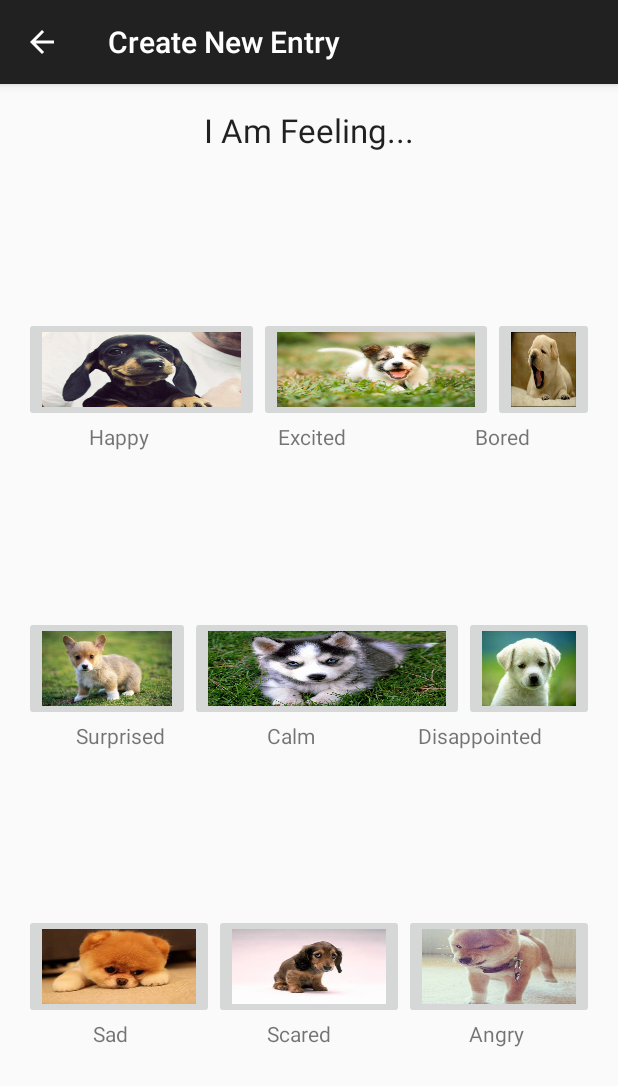
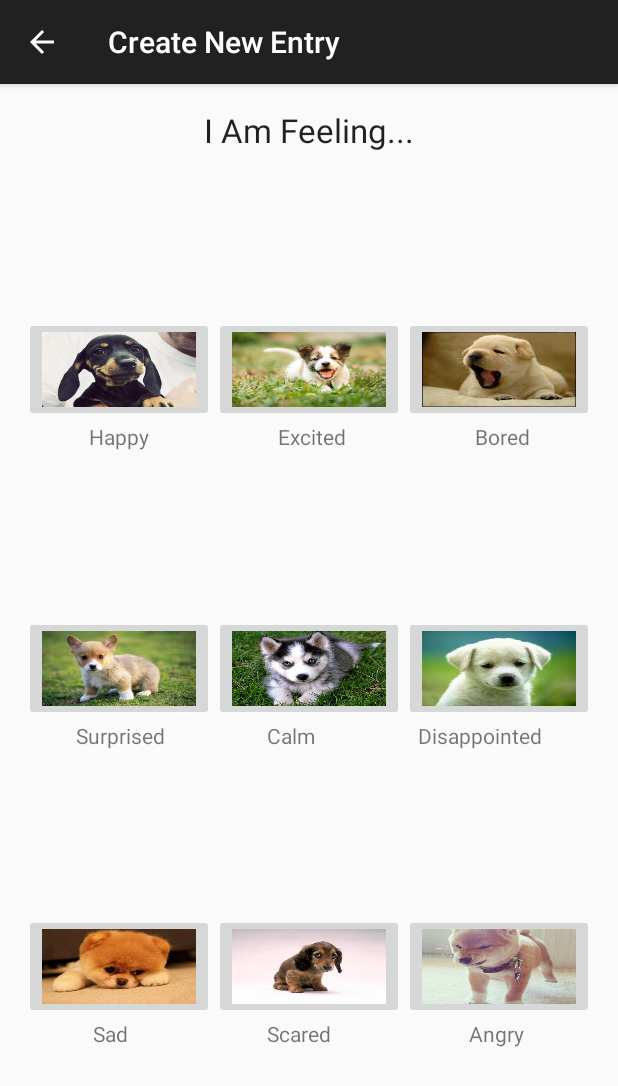
Before and after one commit to Truckle12/FeelingsDiary, an Android app: the FeelingEntryActivity screen opened directly, with no data from a screen before it, on a phone screen of 412 x 824 dp. Shown: the top 1086 px of the screen. Run offline under Robolectric (Android 15) with nearby library versions, the phone set to English and light mode, and no system bars.

Commit message:
hopefully fixed feelings entry layout. fixed so correct image appears with corresponding mood

```diff
--- a/app/src/main/res/layout/feeling_entry_layout.xml
+++ b/app/src/main/res/layout/feeling_entry_layout.xml
@@ -34,7 +34,7 @@
             android:layout_gravity="center_horizontal">
 
             <ImageButton
-                android:layout_width="wrap_content"
+                android:layout_width="0dp"
                 android:layout_height="70dp"
                 android:id="@+id/imageButton_happy"
                 android:layout_gravity="center_horizontal"
@@ -43,7 +43,7 @@
                 android:scaleType="fitXY"/>
 
             <ImageButton
-                android:layout_width="wrap_content"
+                android:layout_width="0dp"
                 android:layout_height="70dp"
                 android:id="@+id/imageButton_excited"
                 android:layout_gravity="center_horizontal"
@@ -52,7 +52,7 @@
                 android:scaleType="fitXY"/>
 
             <ImageButton
-                android:layout_width="wrap_content"
+                android:layout_width="0dp"
                 android:layout_height="70dp"
                 android:id="@+id/imageButton_bored"
                 android:layout_gravity="center_horizontal"
@@ -108,7 +108,7 @@
             android:layout_gravity="center_horizontal">
 
             <ImageButton
-                android:layout_width="wrap_content"
+                android:layout_width="0dp"
                 android:layout_height="70dp"
                 android:id="@+id/imageButton_surprised"
                 android:layout_gravity="center_horizontal"
@@ -117,7 +117,7 @@
                 android:scaleType="fitXY"/>
 
             <ImageButton
-                android:layout_width="wrap_content"
+                android:layout_width="0dp"
                 android:layout_height="70dp"
                 android:id="@+id/imageButton_calm"
                 android:layout_gravity="center_horizontal"
@@ -126,7 +126,7 @@
                 android:scaleType="fitXY"/>
 
             <ImageButton
-                android:layout_width="wrap_content"
+                android:layout_width="0dp"
                 android:layout_height="70dp"
                 android:id="@+id/imageButton_disappointed"
                 android:layout_gravity="center_horizontal"
```
Also changed, not shown: app/src/main/java/com/example/ssteffanus/feelingsdiary/DaySelectActivity.java (+12 -3 lines), app/src/main/java/com/example/ssteffanus/feelingsdiary/EntrySelectActivity.java (+13 -4 lines).
